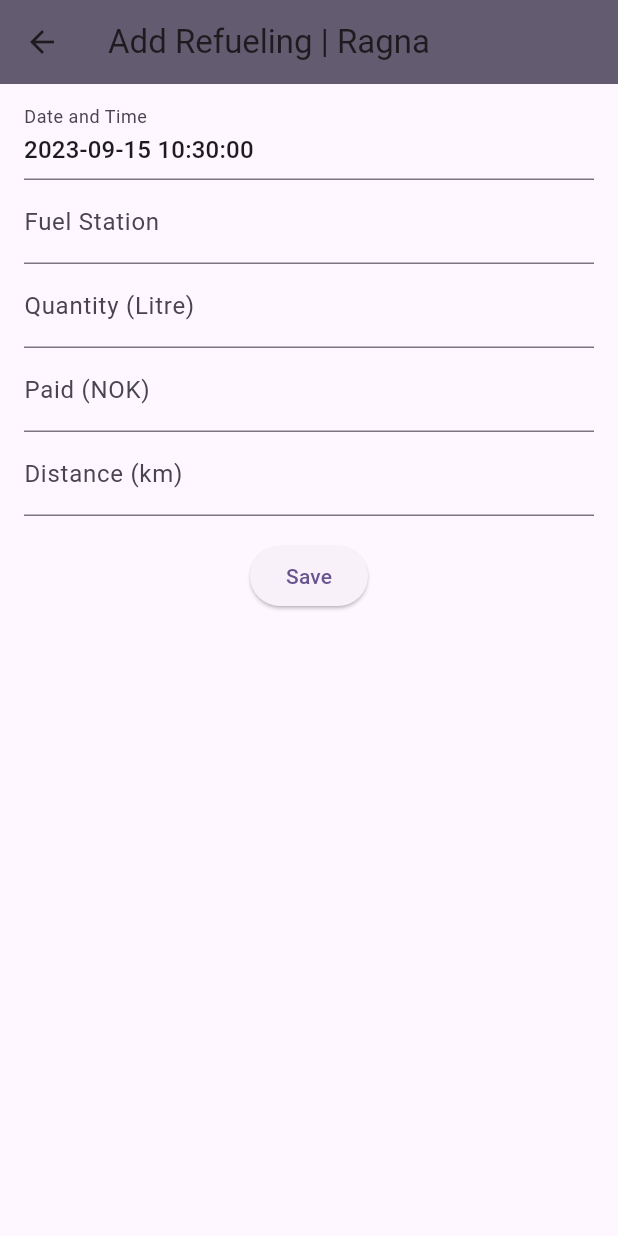
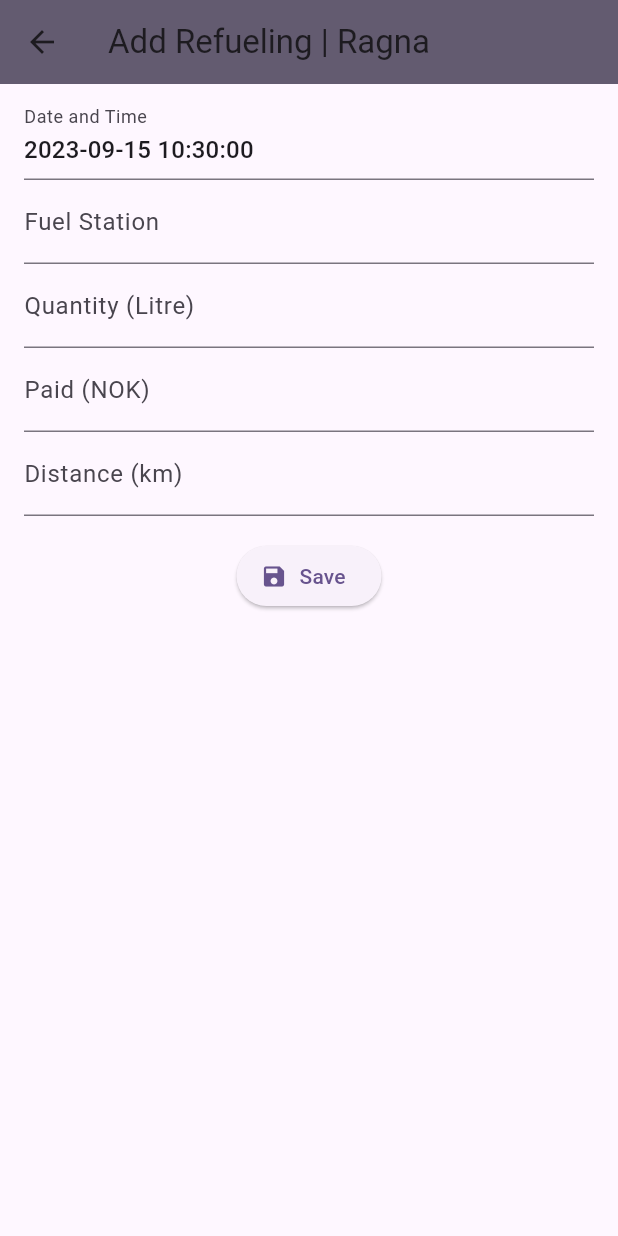
Before and after one commit to Dentsor/MotoLog, a Flutter app: the RefuelAddPage screen opened directly with sample values from the repository, on a phone screen of 412 x 824 dp. Run offline on Flutter 3.47's test engine with Material 2 defaults, Android fonts, the phone set to English and light mode, and no system bars; our stand-ins replace sqflite; accounts and stored records are empty.

Commit message:
Styling
Issue #2

```diff
--- a/lib/pages/refuel_add_page.dart
+++ b/lib/pages/refuel_add_page.dart
@@ -80,7 +80,7 @@ class _RefuelAddPageState extends State<RefuelAddPage> {
         key: _formKey,
         child: SingleChildScrollView(
           child: Padding(
-            padding: const EdgeInsets.symmetric(horizontal: 16, vertical: 8),
+            padding: const EdgeInsets.symmetric(vertical: 8, horizontal: 16),
             child: Column(
               children: <Widget>[
                 DateTimeFormField(
@@ -169,9 +169,10 @@ class _RefuelAddPageState extends State<RefuelAddPage> {
                 ),
                 Padding(
                   padding: const EdgeInsets.symmetric(vertical: 16),
-                  child: ElevatedButton(
+                  child: ElevatedButton.icon(
+                    icon: const Icon(Icons.save),
                     onPressed: onSubmit,
-                    child: const Text('Save'),
+                    label: const Text('Save'),
                   ),
                 )
               ],
```
Also changed, not shown: lib/pages/refuel_history_page.dart (+3 -4 lines), lib/pages/vehicle_overview_page.dart (+13 -6 lines), lib/widgets/consumption_widget.dart (+9 -3 lines), lib/widgets/vehicle_card.dart (+25 -3 lines).
